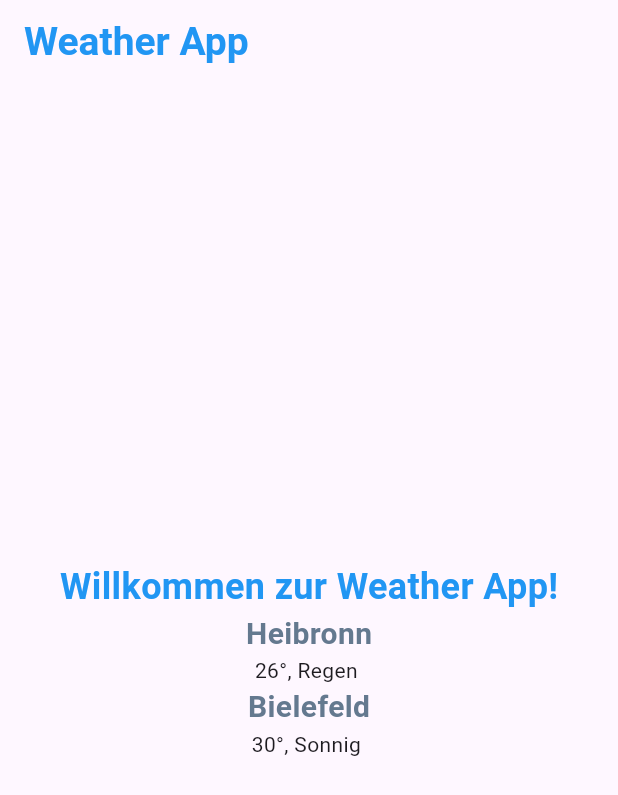
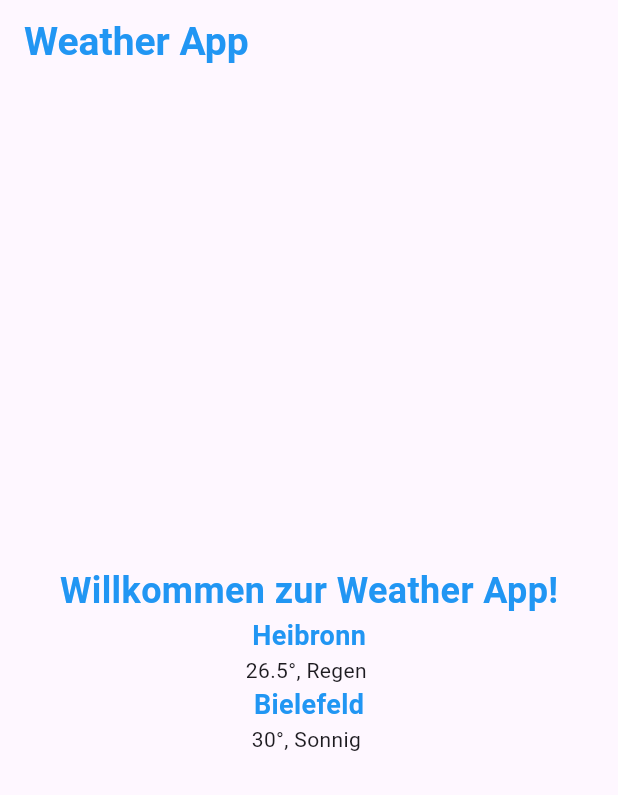
Before and after one commit to Beyz61/simple_weather_app, a Flutter app: the screen it shows after launch, on a phone screen of 412 x 824 dp. Shown: the top 795 px of the screen. Run offline on Flutter 3.47's test engine with Material 3 defaults, Android fonts, the phone set to English and light mode, and no system bars.

```diff
--- a/lib/main.dart
+++ b/lib/main.dart
@@ -1,6 +1,8 @@
 import 'package:flutter/material.dart';
 
 void main() {
+  final WeatherData city = WeatherData(
+      city: "Heilbronn", temperature: 26.5, weahtherCondition: "Regen");
   runApp(const MainApp());
 }
 
@@ -39,14 +41,14 @@ class WeatherApp extends StatelessWidget {
             ),
             Text("Heibronn",
                 style: TextStyle(
-                    color: Color.fromARGB(255, 100, 121, 143),
-                    fontSize: 20,
+                    color: Colors.blue,
+                    fontSize: 18,
                     fontWeight: FontWeight.bold)),
-            Text("26°, Regen "),
+            Text("26.5°, Regen "),
             Text("Bielefeld",
                 style: TextStyle(
-                    color: Color.fromARGB(255, 100, 121, 143),
-                    fontSize: 20,
+                    color: Colors.blue,
+                    fontSize: 18,
                     fontWeight: FontWeight.bold)),
             Text("30°, Sonnig ")
           ],
@@ -55,3 +57,14 @@ class WeatherApp extends StatelessWidget {
     );
   }
 }
+
+class WeatherData {
+  final String city;
+  final double temperature;
+  final String weahtherCondition;
+
+  WeatherData(
+      {required this.city,
+      required this.temperature,
+      required this.weahtherCondition});
+}
```
